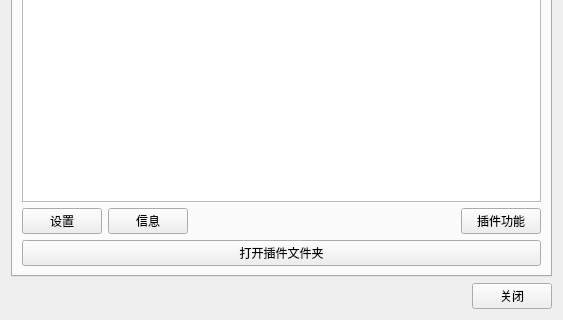
Qt form UISource/settings.ui (HelloWRC/W-DesktopCountdown) before a commit; both pictures show x 0 to 563 and y 335 to 655 of the 563 by 655 pixel window.
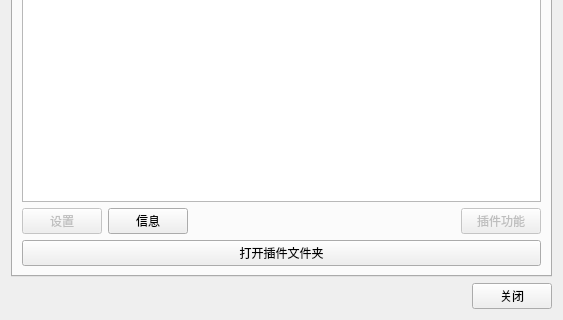
The same form after that commit. The open tabs and pages were chosen to show the change. Icons and pictures are not drawn.

```diff
--- a/UISource/settings.ui
+++ b/UISource/settings.ui
@@ -206,6 +206,9 @@
         <layout class="QHBoxLayout" name="horizontalLayout_3">
          <item>
           <widget class="QPushButton" name="btn_configure_plug">
+           <property name="enabled">
+            <bool>false</bool>
+           </property>
            <property name="text">
             <string>设置</string>
            </property>
@@ -233,6 +236,9 @@
          </item>
          <item>
           <widget class="QPushButton" name="btn_plug_func">
+           <property name="enabled">
+            <bool>false</bool>
+           </property>
            <property name="text">
             <string>插件功能</string>
            </property>
```
Left out of the diff: 2 changed lines with no effect on the pictures.
